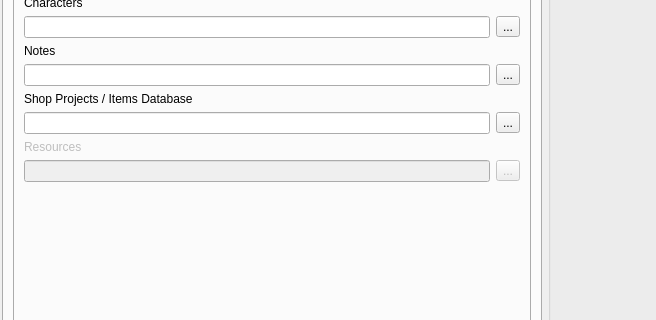
Old version of the form gm-companion/dialogs/optionsdialog.ui in the repository PhilInTheGaps/GM-Companion; both pictures show x 0 to 656 and y 292 to 612 of the 1238 by 775 pixel window.
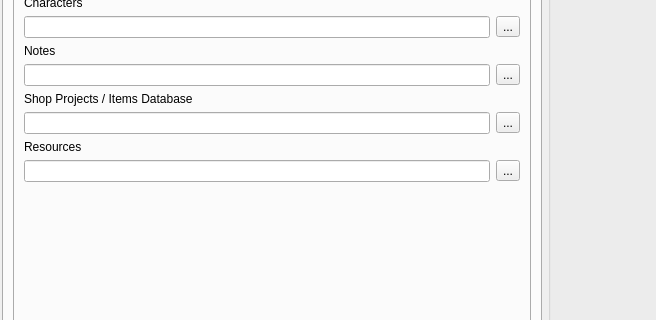
New version of the form. Icons and pictures are not drawn.

Diff of the .ui file:
```diff
--- a/gm-companion/dialogs/optionsdialog.ui
+++ b/gm-companion/dialogs/optionsdialog.ui
@@ -403,7 +403,7 @@
            <item>
             <widget class="QLabel" name="label_3">
              <property name="enabled">
-              <bool>false</bool>
+              <bool>true</bool>
              </property>
              <property name="text">
               <string>Resources</string>
@@ -415,7 +415,7 @@
              <item>
               <widget class="QLineEdit" name="resourcesPath">
                <property name="enabled">
-                <bool>false</bool>
+                <bool>true</bool>
                </property>
                <property name="readOnly">
                 <bool>true</bool>
@@ -428,7 +428,7 @@
              <item>
               <widget class="QToolButton" name="setResourcesPath">
                <property name="enabled">
-                <bool>false</bool>
+                <bool>true</bool>
                </property>
                <property name="text">
                 <string notr="true">...</string>
```
